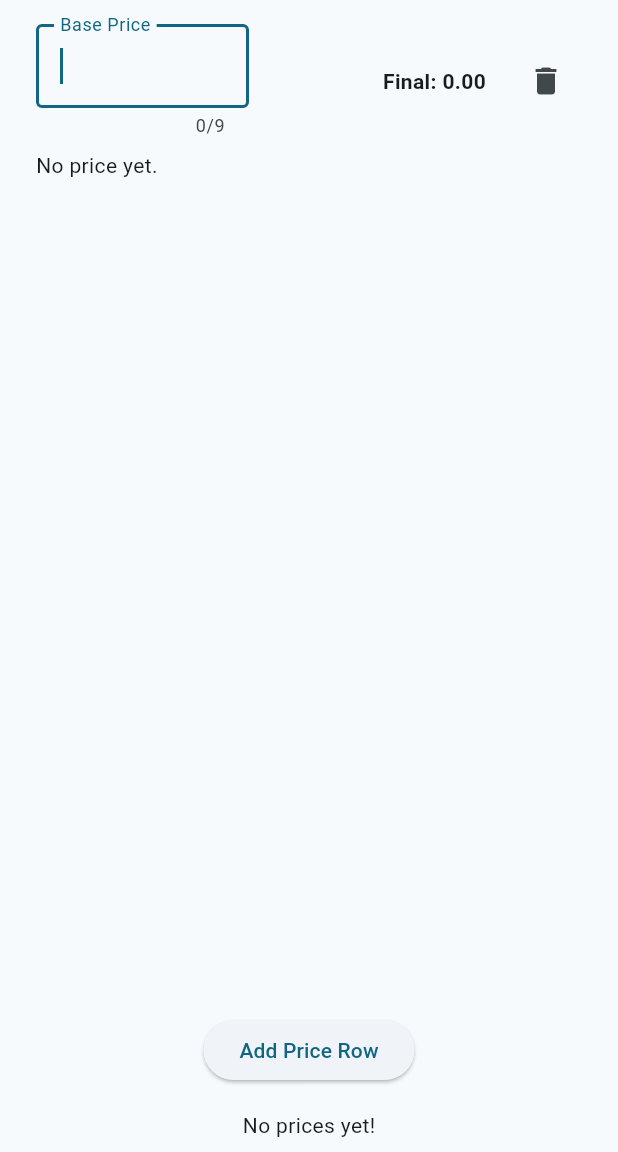
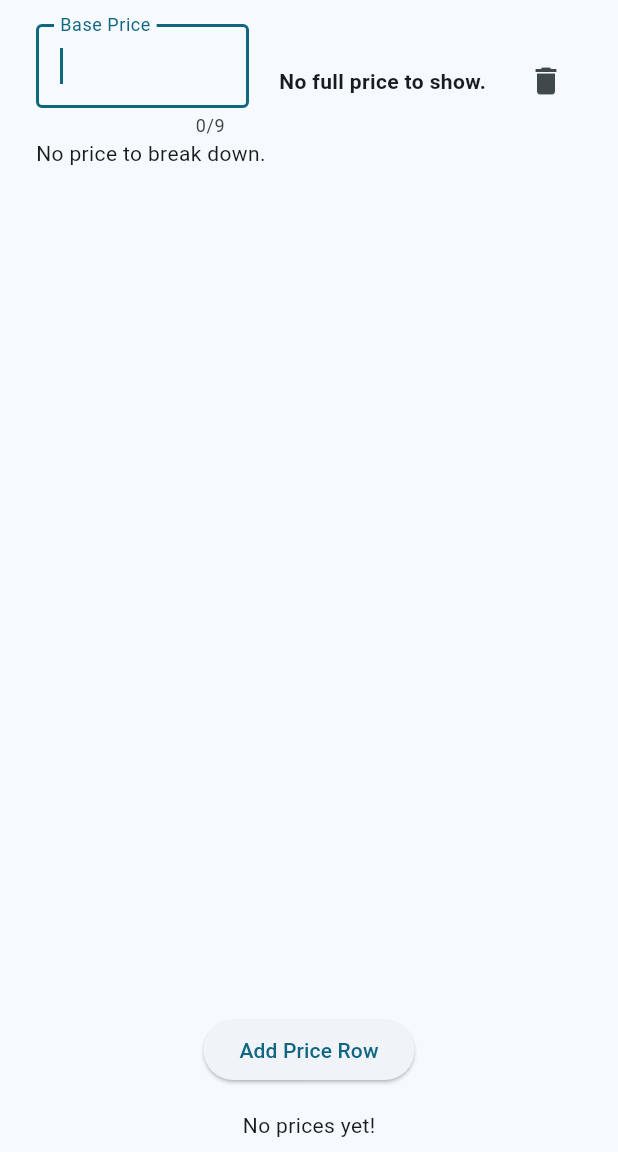
Before and after one commit to leo-milbor/fuck-your-charges, a Flutter app: the screen it shows after launch, on a phone screen of 412 x 824 dp, the part 84-1236 px from its top. Run offline on Flutter 3.47's test engine with Material 3 defaults, Android fonts, the phone set to English and light mode, and no system bars.

Commit message:
feat: add separator between prices & some improvement on row

```diff
--- a/lib/price_row.dart
+++ b/lib/price_row.dart
@@ -25,30 +25,20 @@ class PriceRow extends StatefulWidget {
 
 class _PriceRowState extends State<PriceRow>
     with AutomaticKeepAliveClientMixin {
-  static const Widget emptyPriceWidget = Text("No price yet.");
   double? price;
   late FocusNode focusNode;
-  Widget priceBreakDown = emptyPriceWidget;
+  late Widget priceBreakDown;
   TextEditingController controller = TextEditingController();
 
   void onUpdate(String value) {
     setState(() {
       price = double.tryParse(value);
-      updateBreakdown();
-      widget.onUpdate(price);
-    });
-  }
-
-  void updateBreakdown() {
-    if (price == null) {
-      priceBreakDown = emptyPriceWidget;
-      return;
-    }
-
       priceBreakDown = PriceBreakDown(
         calculator: widget.calculator,
         price: price!,
       );
+      widget.onUpdate(price);
+    });
   }
 
   void onValidate() {
@@ -66,10 +56,10 @@ class _PriceRowState extends State<PriceRow>
     super.initState();
     price = widget.price;
     controller.text = price == null ? "" : price!.toStringAsFixed(2);
-    priceBreakDown =
-        price == null
-            ? emptyPriceWidget
-            : PriceBreakDown(calculator: widget.calculator, price: price!);
+    priceBreakDown = PriceBreakDown(
+      calculator: widget.calculator,
+      price: price,
+    );
     focusNode = FocusNode();
   }
 
@@ -111,7 +101,9 @@ class _PriceRowState extends State<PriceRow>
                 child: Container(
                   alignment: Alignment.centerRight,
                   child: Text(
-                    'Final: ${widget.calculator.calculateFinalPrice(price ?? 0).toStringAsFixed(2)}',
+                    price == null
+                        ? "No full price to show."
+                        : 'Final: ${widget.calculator.calculateFinalPrice(price ?? 0).toStringAsFixed(2)}',
                     style: const TextStyle(fontWeight: FontWeight.bold),
                   ),
                 ),
@@ -123,7 +115,6 @@ class _PriceRowState extends State<PriceRow>
               ),
             ],
           ),
-          const SizedBox(height: 8),
           // Show tax breakdown
           priceBreakDown,
         ],
@@ -133,8 +124,9 @@ class _PriceRowState extends State<PriceRow>
 }
 
 class PriceBreakDown extends StatelessWidget {
+  static const Text emptyPriceWidget = Text("No price to break down.");
   final ChargeCalculator calculator;
-  final double price;
+  final double? price;
 
   const PriceBreakDown({
     super.key,
@@ -144,10 +136,12 @@ class PriceBreakDown extends StatelessWidget {
 
   @override
   Widget build(BuildContext context) {
-    return Column(
+    return price == null
+        ? emptyPriceWidget
+        : Column(
           crossAxisAlignment: CrossAxisAlignment.start,
           children:
-          calculator.calculateTaxBreakdown(price).entries.map((entry) {
+              calculator.calculateTaxBreakdown(price!).entries.map((entry) {
                 return Text(
                   '${entry.key}: ${entry.value.toStringAsFixed(2)}',
                   style: Theme.of(context).textTheme.bodySmall,
--- a/lib/price_tracker.dart
+++ b/lib/price_tracker.dart
@@ -63,9 +63,12 @@ class _PriceTrackerState extends State<PriceTracker> {
     return Column(
       children: [
         Expanded(
-          child: ListView.builder(
+          child: ListView.separated(
             itemCount: prices.length,
             addAutomaticKeepAlives: true,
+            separatorBuilder: (context, index) {
+              return const Divider();
+            },
             itemBuilder: (context, index) {
               return PriceRow(
                 key: keys[index],
```
Lines whose indentation alone changed are shown as unchanged.
